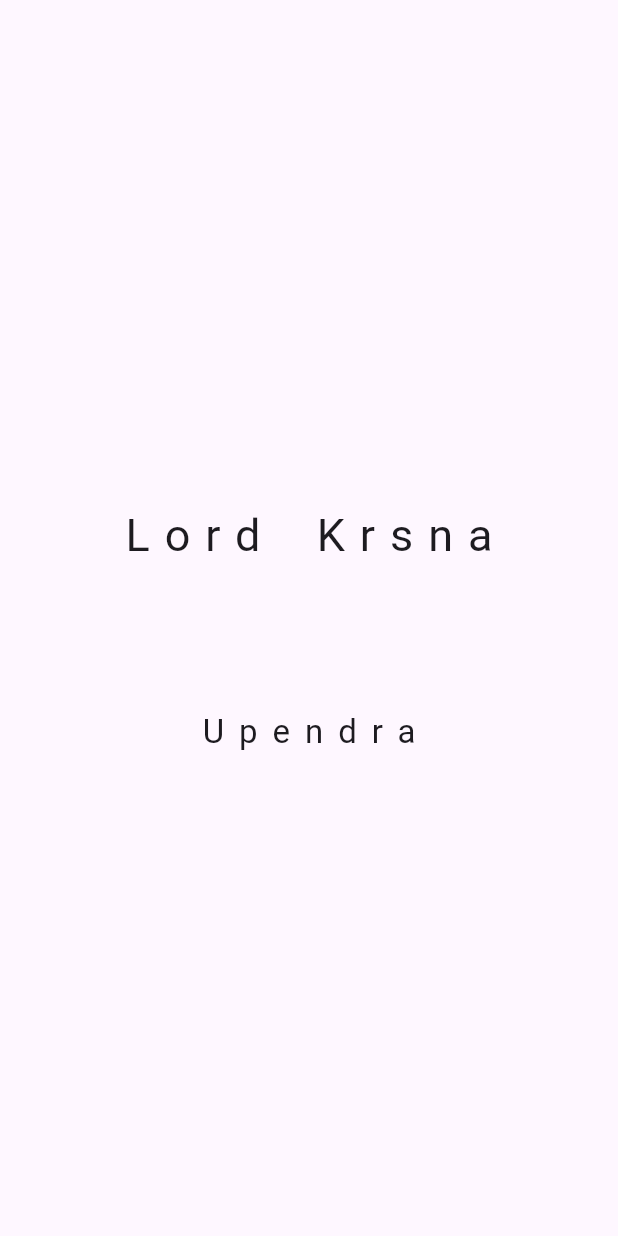
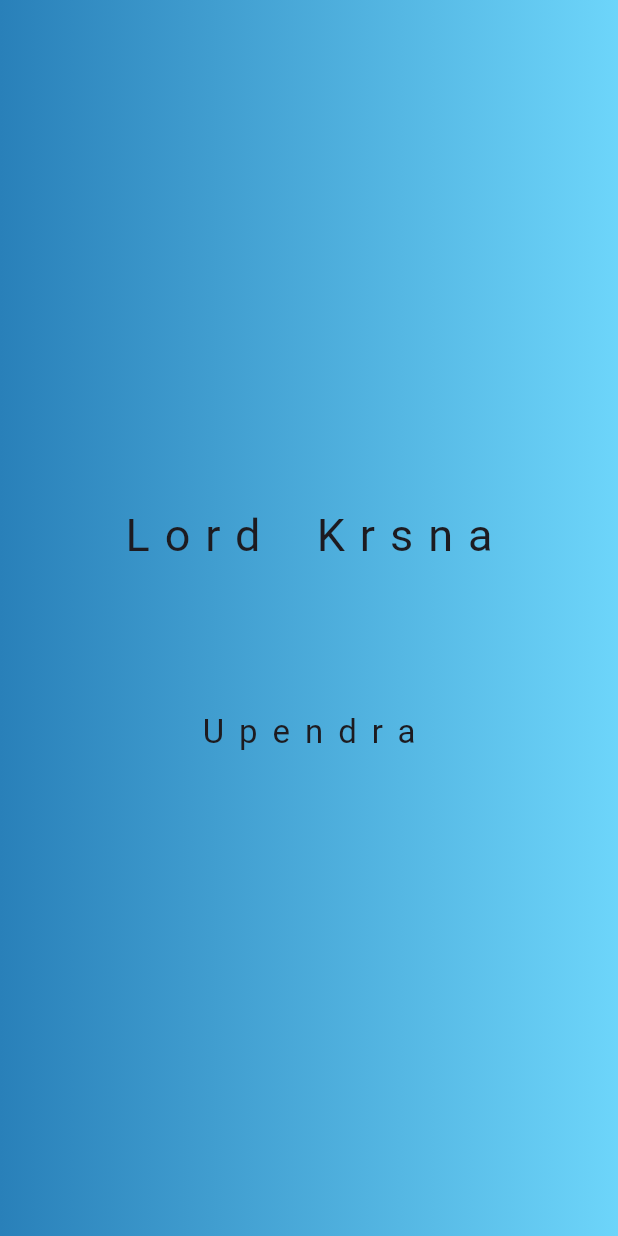
Before and after one commit to upendraTRL/Flutter_Practice, a Flutter app: the screen it shows after launch, on a phone screen of 412 x 824 dp. Run offline on Flutter 3.47's test engine with Material 3 defaults, Android fonts, the phone set to English and light mode, and no system bars.

Commit message:
Created custom gradient class which accept custom list of colors as arguments.

```diff
--- /dev/null
+++ b/lib/assets/color-pallete.dart
@@ -0,0 +1,5 @@
+import 'package:flutter/material.dart';
+
+class ColorPallete {
+  Color setColor = const Color.fromARGB(255, 41, 128, 185);
+}
--- /dev/null
+++ b/lib/widgets/custom_gradient_background.dart
@@ -0,0 +1,32 @@
+import 'package:flutter/material.dart';
+import 'package:test_app_1/widgets/custom_text.dart';
+
+class CustomGradientBackground extends StatelessWidget {
+  const CustomGradientBackground(
+      {super.key, required this.color1, required this.color2});
+
+  final Color color1, color2;
+
+  @override
+  Widget build(BuildContext context) {
+    return Container(
+      decoration: BoxDecoration(
+        gradient: LinearGradient(
+          colors: [
+            color1,
+            color2,
+          ],
+        ),
+      ),
+      child: const Center(
+        child: Column(
+          mainAxisAlignment: MainAxisAlignment.center,
+          children: <Widget>[
+            CustomeText(textValue: 'Lord Krsna', fontSize: 30),
+            CustomeText(textValue: 'Upendra', fontSize: 22),
+          ],
+        ),
+      ),
+    );
+  }
+}
```
Also changed, not shown: lib/main.dart (+12 -10 lines).
